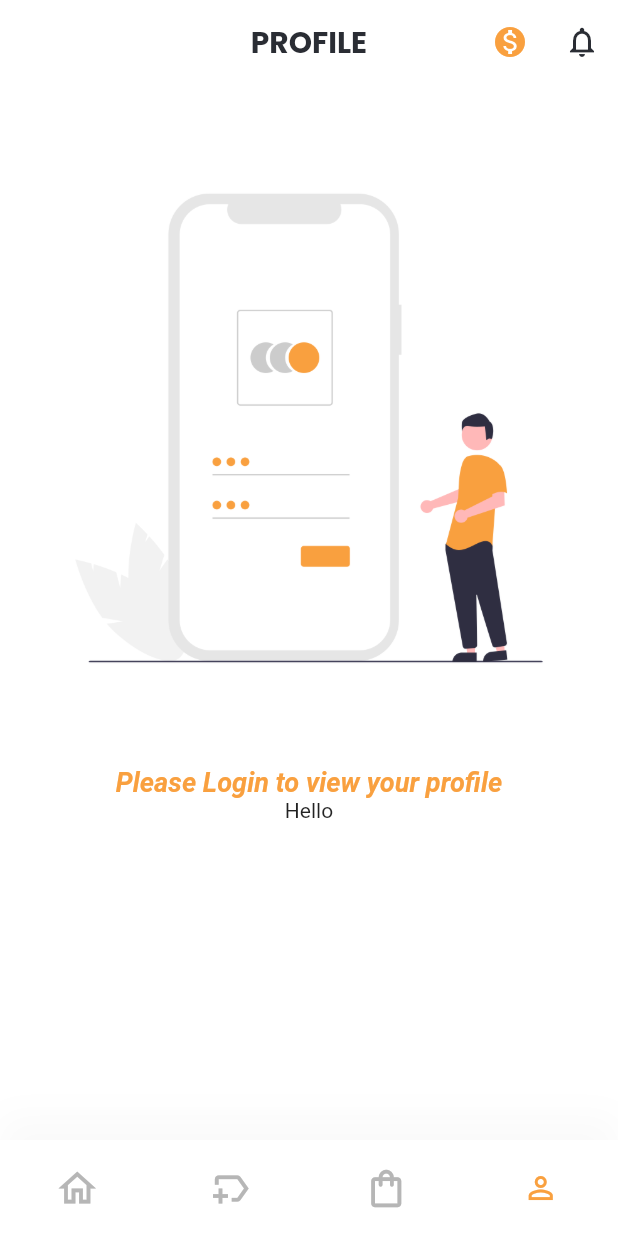
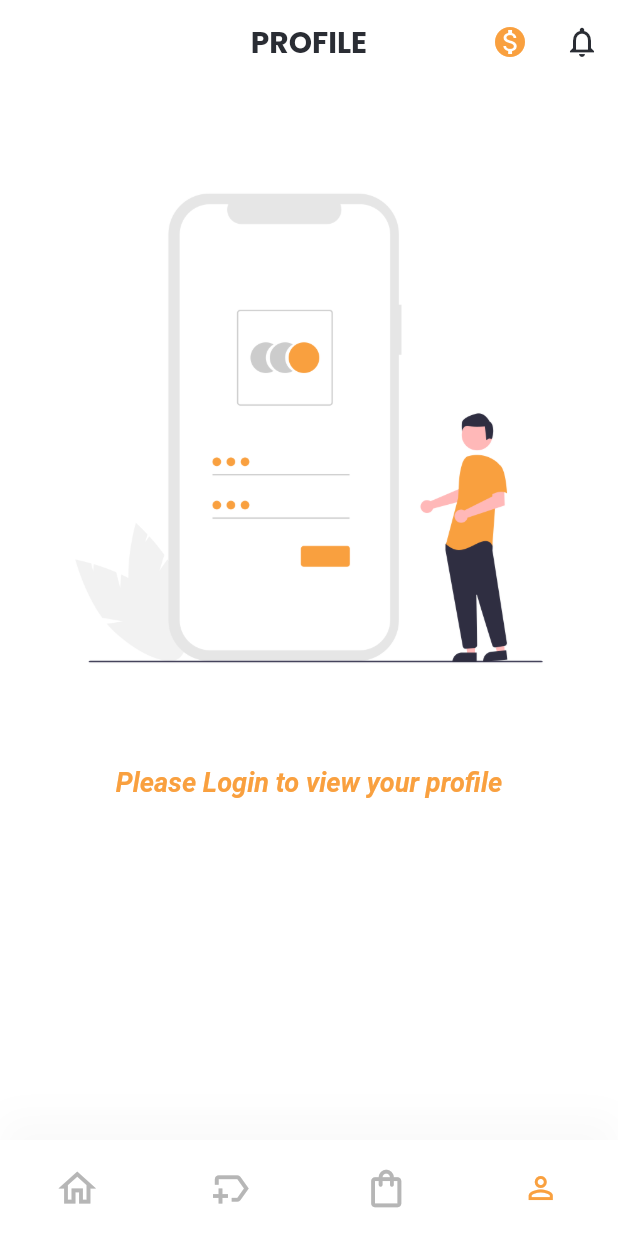
Before and after one commit to kennedyowusu/cjays_apparel_mobile, a Flutter app: the ProfileScreen screen opened directly, on a phone screen of 412 x 824 dp. Run offline on Flutter 3.47's test engine with Material 2 defaults, Android fonts, the phone set to English and light mode, and no system bars; our stand-ins replace community_material_icon, flutter_secure_storage, flutter_spinkit, flutter_svg, get, google_fonts and 1 more; accounts and stored records are empty; network calls fail.

Commit message:
App is in working state

```diff
--- a/lib/views/profile/components/profile_body.dart
+++ b/lib/views/profile/components/profile_body.dart
@@ -32,7 +32,7 @@ class ProfileBody extends StatelessWidget {
       child: GetBuilder<UserController>(
         builder: (userController) {
           return userLoggedIn
-              ? (userController.isLoading
+              ? (!userController.isLoading
                   ? Column(
                       children: [
                         ProfilePic(),
@@ -89,7 +89,6 @@ class ProfileBody extends StatelessWidget {
                           imagePath: ProjectImages.kNoProfileData,
                           message: "Please Login to view your profile",
                         ),
-                        Text("Hello")
                       ],
                     ),
                   ),
```
